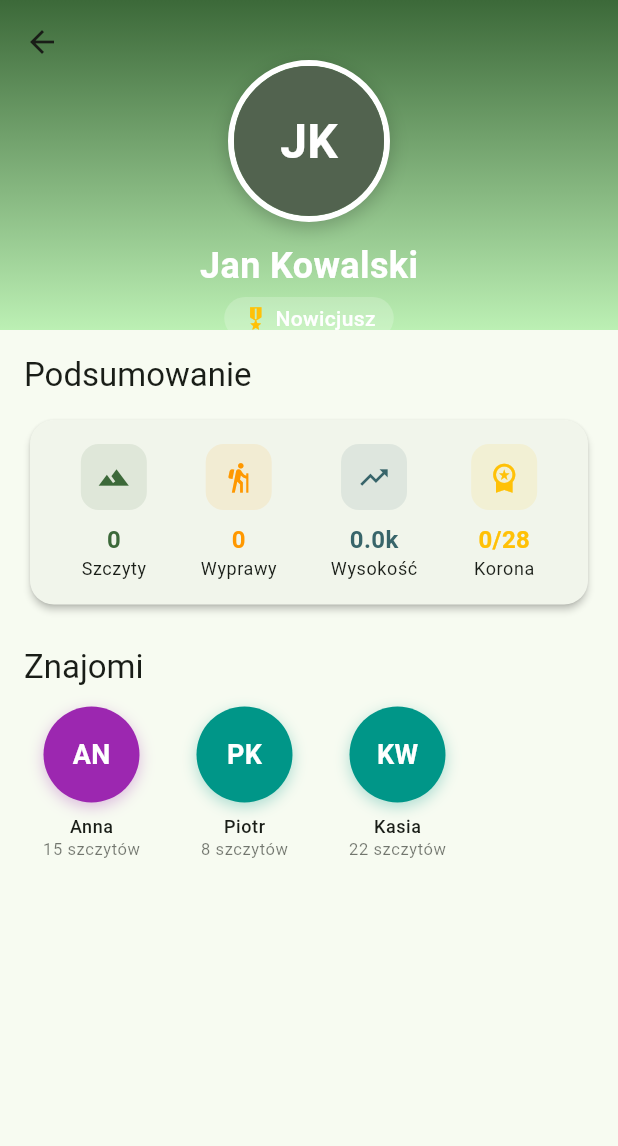
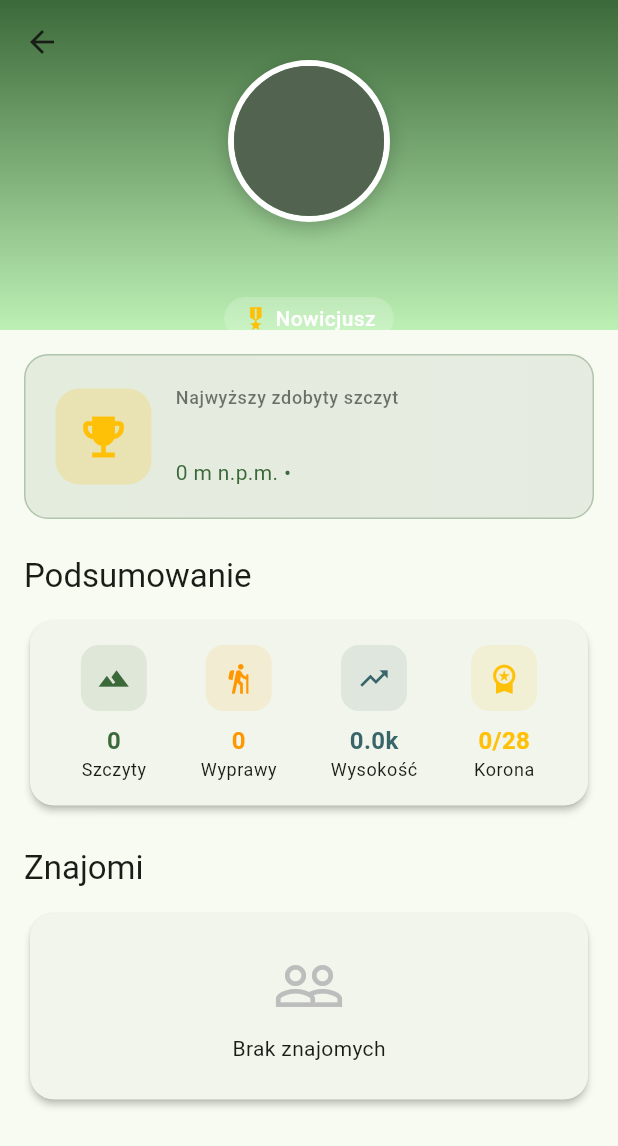
Before and after one commit to siemaxinh0/mountaindex, a Flutter app: the UserProfileScreen screen opened directly with empty values, on a phone screen of 412 x 824 dp. Shown: the top 1146 px of the screen. Run offline on Flutter 3.47's test engine with Material 3 defaults, Android fonts, the phone set to English and light mode, and no system bars; accounts and stored records are empty.

Commit message:
feat: user profile display on-click

```diff
--- a/lib/main.dart
+++ b/lib/main.dart
@@ -92,7 +92,7 @@ class StatsScreen extends StatefulWidget {
 
 class _StatsScreenState extends State<StatsScreen> {
   final DataService _dataService = DataService();
-  UserStats? _stats;
+  AppUser? _currentUser;
   int _conqueredPeaks = 0;
   Peak? _highestConqueredPeak;
   bool _loading = true;
@@ -104,7 +104,7 @@ class _StatsScreenState extends State<StatsScreen> {
   }
 
   Future<void> _loadStats() async {
-    final stats = await _dataService.getUserStats('user1');
+    final currentUser = await _dataService.getCurrentUser();
     final peaks = await _dataService.getAllPeaks();
     final conqueredPeaks = peaks.where((p) => p.isConquered).toList();
 
@@ -115,7 +115,7 @@ class _StatsScreenState extends State<StatsScreen> {
     }
 
     setState(() {
-      _stats = stats;
+      _currentUser = currentUser;
       _conqueredPeaks = conqueredPeaks.length;
       _highestConqueredPeak = highest;
       _loading = false;
@@ -123,14 +123,11 @@ class _StatsScreenState extends State<StatsScreen> {
   }
 
   void _navigateToProfile() {
+    if (_currentUser == null) return;
     Navigator.push(
       context,
       MaterialPageRoute(
-        builder: (context) => UserProfileScreen(
-          stats: _stats,
-          conqueredPeaks: _conqueredPeaks,
-          highestPeak: _highestConqueredPeak,
-        ),
+        builder: (context) => UserProfileScreen(user: _currentUser!),
       ),
     );
   }
@@ -155,6 +152,7 @@ class _StatsScreenState extends State<StatsScreen> {
                 children: [
                   // ===== KLIKALNY BANER POWITALNY =====
                   _WelcomeBanner(
+                    user: _currentUser!,
                     onTap: _navigateToProfile,
                   ),
                   const SizedBox(height: 24),
@@ -168,14 +166,14 @@ class _StatsScreenState extends State<StatsScreen> {
                     icon: Icons.terrain,
                     iconColor: theme.colorScheme.primary,
                     title: 'Zdobyte szczyty',
-                    value: '${_stats?.totalPeaks ?? 0}',
+                    value: '${_currentUser?.stats.totalPeaks ?? 0}',
                     subtitle: 'z Twojej listy',
                   ),
                   _StatListTile(
                     icon: Icons.trending_up,
                     iconColor: theme.colorScheme.tertiary,
                     title: 'Łączne przewyższenie',
-                    value: '${((_stats?.totalElevationGain ?? 0) / 1000).toStringAsFixed(1)} km',
+                    value: '${((_currentUser?.stats.totalElevationGain ?? 0) / 1000).toStringAsFixed(1)} km',
                     subtitle: 'suma wszystkich wejść',
                   ),
                   _StatListTile(
@@ -191,7 +189,7 @@ class _StatsScreenState extends State<StatsScreen> {
                     icon: Icons.hiking,
                     iconColor: Colors.orange,
                     title: 'Łączne wyprawy',
-                    value: '${_stats?.totalExpeditions ?? 0}',
+                    value: '${_currentUser?.stats.totalExpeditions ?? 0}',
                     subtitle: 'wszystkie wyjścia w góry',
                   ),
 
@@ -213,9 +211,10 @@ class _StatsScreenState extends State<StatsScreen> {
 
 // ===== KLIKALNY BANER POWITALNY =====
 class _WelcomeBanner extends StatelessWidget {
+  final AppUser user;
   final VoidCallback onTap;
 
-  const _WelcomeBanner({required this.onTap});
+  const _WelcomeBanner({required this.user, required this.onTap});
 
   @override
   Widget build(BuildContext context) {
@@ -235,7 +234,7 @@ class _WelcomeBanner extends StatelessWidget {
                 child: CircleAvatar(
                   radius: 30,
                   backgroundColor: theme.colorScheme.primary,
-                  child: const Text('JK', style: TextStyle(color: Colors.white, fontSize: 20)),
+                  child: Text(user.initials, style: const TextStyle(color: Colors.white, fontSize: 20)),
                 ),
               ),
               const SizedBox(width: 16),
@@ -243,8 +242,8 @@ class _WelcomeBanner extends StatelessWidget {
                 child: Column(
                   crossAxisAlignment: CrossAxisAlignment.start,
                   children: [
-                    Text('Witaj, Jan!', style: theme.textTheme.headlineSmall),
-                    Text('Wytrawny Zdobywca', style: theme.textTheme.bodyMedium?.copyWith(
+                    Text('Witaj, ${user.name.split(' ').first}!', style: theme.textTheme.headlineSmall),
+                    Text(user.rank, style: theme.textTheme.bodyMedium?.copyWith(
                       color: theme.colorScheme.onPrimaryContainer.withOpacity(0.7),
                     )),
                   ],
@@ -421,15 +420,11 @@ class _KoronaProgressCard extends StatelessWidget {
 
 // ============ USER PROFILE SCREEN ============
 class UserProfileScreen extends StatefulWidget {
-  final UserStats? stats;
-  final int conqueredPeaks;
-  final Peak? highestPeak;
+  final AppUser user;
 
   const UserProfileScreen({
     super.key,
-    this.stats,
-    required this.conqueredPeaks,
-    this.highestPeak,
+    required this.user,
   });
 
   @override
@@ -440,33 +435,37 @@ class _UserProfileScreenState extends State<UserProfileScreen> {
   final DataService _dataService = DataService();
   List<AppUser> _friends = [];
   bool _loading = true;
+  bool _isCurrentUser = false;
 
   @override
   void initState() {
     super.initState();
-    _loadFriends();
-  }
-
-  Future<void> _loadFriends() async {
-    final friends = await _dataService.getFriends();
+    _loadData();
+  }
+
+  Future<void> _loadData() async {
+    final isCurrentUser = _dataService.isCurrentUser(widget.user.id);
+    final friends = await _dataService.getFriendsForUser(widget.user.id);
     setState(() {
+      _isCurrentUser = isCurrentUser;
       _friends = friends;
       _loading = false;
     });
   }
 
-  String _getRank(int peaks) {
-    if (peaks >= 20) return 'Legenda Gór';
-    if (peaks >= 15) return 'Mistrz Wypraw';
-    if (peaks >= 10) return 'Wytrawny Zdobywca';
-    if (peaks >= 5) return 'Poszukiwacz Przygód';
-    if (peaks >= 1) return 'Początkujący Turysta';
-    return 'Nowicjusz';
+  void _navigateToFriendProfile(AppUser friend) {
+    Navigator.push(
+      context,
+      MaterialPageRoute(
+        builder: (context) => UserProfileScreen(user: friend),
+      ),
+    );
   }
 
   @override
   Widget build(BuildContext context) {
     final theme = Theme.of(context);
+    final user = widget.user;
 
     return Scaffold(
       body: CustomScrollView(
@@ -476,6 +475,18 @@ class _UserProfileScreenState extends State<UserProfileScreen> {
             expandedHeight: 220,
             pinned: true,
             backgroundColor: theme.colorScheme.primaryContainer,
+            actions: [
+              if (_isCurrentUser)
+                IconButton(
+                  icon: const Icon(Icons.edit, color: Colors.white),
+                  onPressed: () {
+                    ScaffoldMessenger.of(context).showSnackBar(
+                      const SnackBar(content: Text('Edycja profilu wkrótce!')),
+                    );
+                  },
+                  tooltip: 'Edytuj profil',
+                ),
+            ],
             flexibleSpace: FlexibleSpaceBar(
               background: Container(
                 decoration: BoxDecoration(
@@ -495,7 +506,7 @@ class _UserProfileScreenState extends State<UserProfileScreen> {
                       const SizedBox(height: 40),
                       // Avatar
                       Hero(
-                        tag: 'profile_avatar',
+                        tag: _isCurrentUser ? 'profile_avatar' : 'avatar_${user.id}',
                         child: Container(
                           decoration: BoxDecoration(
                             shape: BoxShape.circle,
@@ -511,9 +522,9 @@ class _UserProfileScreenState extends State<UserProfileScreen> {
                           child: CircleAvatar(
                             radius: 50,
                             backgroundColor: theme.colorScheme.secondary,
-                            child: const Text(
-                              'JK',
-                              style: TextStyle(
+                            child: Text(
+                              user.initials,
+                              style: const TextStyle(
                                 color: Colors.white,
                                 fontSize: 32,
                                 fontWeight: FontWeight.bold,
@@ -524,9 +535,9 @@ class _UserProfileScreenState extends State<UserProfileScreen> {
                       ),
                       const SizedBox(height: 12),
                       // Imię
-                      const Text(
-                        'Jan Kowalski',
-                        style: TextStyle(
+                      Text(
+                        user.name,
+                        style: const TextStyle(
                           color: Colors.white,
                           fontSize: 24,
                           fontWeight: FontWeight.bold,
@@ -546,7 +557,7 @@ class _UserProfileScreenState extends State<UserProfileScreen> {
                             const Icon(Icons.military_tech, color: Colors.amber, size: 18),
                             const SizedBox(width: 4),
                             Text(
-                              _getRank(widget.conqueredPeaks),
+                              user.rank,
                               style: const TextStyle(
                                 color: Colors.white,
                                 fontWeight: FontWeight.w500,
@@ -570,18 +581,19 @@ class _UserProfileScreenState extends State<UserProfileScreen> {
                 crossAxisAlignment: CrossAxisAlignment.start,
                 children: [
                   // ===== NAJWYŻSZY ZDOBYTY SZCZYT =====
-                  if (widget.highestPeak != null) ...[
-                    _HighlightCard(peak: widget.highestPeak!),
+                  if (user.highestPeakName != null) ...[
+                    _HighlightCard(
+                      peakName: user.highestPeakName!,
+                      peakHeight: user.highestPeakHeight ?? 0,
+                      peakRegion: user.highestPeakRegion ?? '',
+                    ),
                     const SizedBox(height: 24),
                   ],
 
                   // ===== PODSUMOWANIE STATYSTYK =====
                   Text('Podsumowanie', style: theme.textTheme.titleLarge),
                   const SizedBox(height: 12),
-                  _ProfileStatsSummary(
-                    stats: widget.stats,
-                    conqueredPeaks: widget.conqueredPeaks,
-                  ),
+                  _ProfileStatsSummary(user: user),
                   const SizedBox(height: 24),
 
                   // ===== ZNAJOMI =====
@@ -590,7 +602,10 @@ class _UserProfileScreenState extends State<UserProfileScreen> {
                   if (_loading)
                     const Center(child: CircularProgressIndicator())
                   else
-                    _FriendsSection(friends: _friends),
+                    _FriendsSection(
+                      friends: _friends,
+                      onFriendTap: _navigateToFriendProfile,
+                    ),
                 ],
               ),
             ),
@@ -603,9 +618,15 @@ class _UserProfileScreenState extends State<UserProfileScreen> {
 
 // ===== KARTA NAJWYŻSZEGO SZCZYTU =====
 class _HighlightCard extends StatelessWidget {
-  final Peak peak;
-
-  const _HighlightCard({required this.peak});
+  final String peakName;
+  final int peakHeight;
+  final String peakRegion;
+
+  const _HighlightCard({
+    required this.peakName,
+    required this.peakHeight,
+    required this.peakRegion,
+  });
 
   @override
   Widget build(BuildContext context) {
@@ -650,13 +671,13 @@ class _HighlightCard extends StatelessWidget {
                 ),
                 const SizedBox(height: 4),
                 Text(
-                  peak.name,
+                  peakName,
                   style: theme.textTheme.titleLarge?.copyWith(
                     fontWeight: FontWeight.bold,
                   ),
                 ),
                 Text(
-                  '${peak.height} m n.p.m. • ${peak.region}',
+                  '$peakHeight m n.p.m. • $peakRegion',
                   style: theme.textTheme.bodyMedium?.copyWith(
                     color: theme.colorScheme.primary,
                   ),
@@ -672,13 +693,9 @@ class _HighlightCard extends StatelessWidget {
 
 // ===== PODSUMOWANIE STATYSTYK W PROFILU =====
 class _ProfileStatsSummary extends StatelessWidget {
-  final UserStats? stats;
-  final int conqueredPeaks;
-
-  const _ProfileStatsSummary({
-    this.stats,
-    required this.conqueredPeaks,
-  });
+  final AppUser user;
+
+  const _ProfileStatsSummary({required this.user});
 
   @override
   Widget build(BuildContext context) {
@@ -692,25 +709,25 @@ class _ProfileStatsSummary extends StatelessWidget {
           children: [
             _MiniStatItem(
               icon: Icons.terrain,
-              value: '${stats?.totalPeaks ?? 0}',
+              value: '${user.stats.totalPeaks}',
               label: 'Szczyty',
               color: theme.colorScheme.primary,
             ),
             _MiniStatItem(
               icon: Icons.hiking,
-              value: '${stats?.totalExpeditions ?? 0}',
+              value: '${user.stats.totalExpeditions}',
               label: 'Wyprawy',
               color: Colors.orange,
             ),
             _MiniStatItem(
               icon: Icons.trending_up,
-              value: '${((stats?.totalElevationGain ?? 0) / 1000).toStringAsFixed(1)}k',
+              value: '${(user.stats.totalElevationGain / 1000).toStringAsFixed(1)}k',
               label: 'Wysokość',
               color: theme.colorScheme.tertiary,
             ),
             _MiniStatItem(
               icon: Icons.workspace_premium,
-              value: '$conqueredPeaks/28',
+              value: '${user.conqueredPeaksCount}/28',
               label: 'Korona',
               color: Colors.amber,
             ),
@@ -768,8 +785,12 @@ class _MiniStatItem extends StatelessWidget {
 // ===== SEKCJA ZNAJOMYCH =====
 class _FriendsSection extends StatelessWidget {
   final List<AppUser> friends;
-
-  const _FriendsSection({required this.friends});
+  final void Function(AppUser) onFriendTap;
+
+  const _FriendsSection({
+    required this.friends,
+    required this.onFriendTap,
+  });
 
   @override
   Widget build(BuildContext context) {
@@ -799,7 +820,10 @@ class _FriendsSection extends StatelessWidget {
         itemCount: friends.length,
         itemBuilder: (context, index) {
           final friend = friends[index];
-          return _FriendAvatar(friend: friend);
+          return _FriendAvatar(
+            friend: friend,
+            onTap: () => onFriendTap(friend),
+          );
         },
       ),
     );
@@ -808,8 +832,12 @@ class _FriendsSection extends StatelessWidget {
 
 class _FriendAvatar extends StatelessWidget {
   final AppUser friend;
-
-  const _FriendAvatar({required this.friend});
+  final VoidCallback onTap;
+
+  const _FriendAvatar({
+    required this.friend,
+    required this.onTap,
+  });
 
   Color _getAvatarColor(String name) {
     final colors = [
@@ -825,9 +853,10 @@ class _FriendAvatar extends StatelessWidget {
   @override
   Widget build(BuildContext context) {
     final theme = Theme.of(context);
-    final initials = friend.name.split(' ').map((e) => e[0]).take(2).join();
-
-    return Container(
+
+    return GestureDetector(
+      onTap: onTap,
+      child: Container(
         width: 90,
         margin: const EdgeInsets.only(right: 12),
         child: Column(
@@ -847,7 +876,7 @@ class _FriendAvatar extends StatelessWidget {
                 radius: 32,
                 backgroundColor: _getAvatarColor(friend.name),
                 child: Text(
-                initials,
+                  friend.initials,
                   style: const TextStyle(
                     color: Colors.white,
                     fontWeight: FontWeight.bold,
@@ -872,6 +901,7 @@ class _FriendAvatar extends StatelessWidget {
               ),
             ),
           ],
+        ),
       ),
     );
   }
@@ -1728,13 +1758,23 @@ class _CommunityScreenState extends State<CommunityScreen> with SingleTickerProv
   }
 
   Future<void> _loadData() async {
-    final friends = await _dataService.getFriends();
+    final currentUser = await _dataService.getCurrentUser();
+    final friends = await _dataService.getFriendsForUser(currentUser.id);
     final achievements = await _dataService.getAchievements();
     setState(() {
       _friends = friends;
       _achievements = achievements;
       _loading = false;
     });
+  }
+
+  void _navigateToProfile(AppUser user) {
+    Navigator.push(
+      context,
+      MaterialPageRoute(
+        builder: (context) => UserProfileScreen(user: user),
+      ),
+    );
   }
 
   @override
@@ -1783,20 +1823,20 @@ class _CommunityScreenState extends State<CommunityScreen> with SingleTickerProv
         final friend = _friends[index];
         return Card(
           margin: const EdgeInsets.only(bottom: 12),
+          clipBehavior: Clip.antiAlias,
+          child: InkWell(
+            onTap: () => _navigateToProfile(friend),
             child: ListTile(
               leading: CircleAvatar(
                 backgroundColor: Theme.of(context).colorScheme.secondaryContainer,
-              child: Text(friend.name[0]),
+                child: Text(friend.initials),
               ),
               title: Text(friend.name),
-            subtitle: Text('${friend.stats.totalPeaks} szczytów • ${friend.stats.highestPeak}m najwyższy'),
-            trailing: IconButton(
-              icon: const Icon(Icons.send),
-              onPressed: () {
-                ScaffoldMessenger.of(context).showSnackBar(
-                  const SnackBar(content: Text('Wiadomości wkrótce!')),
-                );
-              },
+              subtitle: Text('${friend.stats.totalPeaks} szczytów • ${friend.rank}'),
+              trailing: Icon(
+                Icons.chevron_right,
+                color: Theme.of(context).colorScheme.onSurface.withOpacity(0.5),
+              ),
             ),
           ),
         );
--- a/lib/models/models.dart
+++ b/lib/models/models.dart
@@ -160,13 +160,39 @@ class AppUser {
   final String name;
   final String? avatarUrl;
   final UserStats stats;
+  final String? highestPeakName;
+  final int? highestPeakHeight;
+  final String? highestPeakRegion;
+  final int conqueredPeaksCount;
+  final List<String> friendIds;
 
   AppUser({
     required this.id,
     required this.name,
     this.avatarUrl,
     required this.stats,
+    this.highestPeakName,
+    this.highestPeakHeight,
+    this.highestPeakRegion,
+    this.conqueredPeaksCount = 0,
+    this.friendIds = const [],
   });
+
+  /// Oblicz rangę na podstawie liczby zdobytych szczytów
+  String get rank {
+    final peaks = stats.totalPeaks;
+    if (peaks >= 20) return 'Legenda Gór';
+    if (peaks >= 15) return 'Mistrz Wypraw';
+    if (peaks >= 10) return 'Wytrawny Zdobywca';
+    if (peaks >= 5) return 'Poszukiwacz Przygód';
+    if (peaks >= 1) return 'Początkujący Turysta';
+    return 'Nowicjusz';
+  }
+
+  /// Pobierz inicjały z imienia i nazwiska
+  String get initials {
+    return name.split(' ').map((e) => e.isNotEmpty ? e[0] : '').take(2).join().toUpperCase();
+  }
 }
 
 /// Model osiągnięcia
--- a/lib/services/data_service.dart
+++ b/lib/services/data_service.dart
@@ -123,23 +123,110 @@ class DataService {
     ),
   ];
 
-  final List<AppUser> _friends = [
-    AppUser(
+  // ============ MOCK DATA - Użytkownicy ============
+
+  // ID zalogowanego użytkownika
+  static const String currentUserId = 'user1';
+
+  // Wszyscy użytkownicy w systemie
+  final Map<String, AppUser> _users = {
+    'user1': AppUser(
+      id: 'user1',
+      name: 'Jan Kowalski',
+      stats: UserStats(
+        totalPeaks: 5,
+        totalElevationGain: 8173,
+        totalExpeditions: 5,
+        highestPeak: 2499,
+        highestPeakName: 'Rysy',
+      ),
+      highestPeakName: 'Rysy',
+      highestPeakHeight: 2499,
+      highestPeakRegion: 'Tatry',
+      conqueredPeaksCount: 4,
+      friendIds: ['friend1', 'friend2', 'friend3'],
+    ),
+    'friend1': AppUser(
       id: 'friend1',
       name: 'Anna Nowak',
-      stats: UserStats(totalPeaks: 15, totalElevationGain: 18500, highestPeak: 2499),
+      stats: UserStats(
+        totalPeaks: 15,
+        totalElevationGain: 18500,
+        totalExpeditions: 20,
+        highestPeak: 2499,
+        highestPeakName: 'Rysy',
+      ),
+      highestPeakName: 'Rysy',
+      highestPeakHeight: 2499,
+      highestPeakRegion: 'Tatry',
+      conqueredPeaksCount: 15,
+      friendIds: ['user1', 'friend2', 'friend4'],
     ),
-    AppUser(
+    'friend2': AppUser(
       id: 'friend2',
       name: 'Piotr Kowalski',
-      stats: UserStats(totalPeaks: 8, totalElevationGain: 9200, highestPeak: 1894),
+      stats: UserStats(
+        totalPeaks: 8,
+        totalElevationGain: 9200,
+        totalExpeditions: 12,
+        highestPeak: 1894,
+        highestPeakName: 'Giewont',
+      ),
+      highestPeakName: 'Giewont',
+      highestPeakHeight: 1894,
+      highestPeakRegion: 'Tatry',
+      conqueredPeaksCount: 8,
+      friendIds: ['user1', 'friend1', 'friend3'],
     ),
-    AppUser(
+    'friend3': AppUser(
       id: 'friend3',
       name: 'Kasia Wiśniewska',
-      stats: UserStats(totalPeaks: 22, totalElevationGain: 28000, highestPeak: 2499),
+      stats: UserStats(
+        totalPeaks: 22,
+        totalElevationGain: 28000,
+        totalExpeditions: 35,
+        highestPeak: 2499,
+        highestPeakName: 'Rysy',
+      ),
+      highestPeakName: 'Rysy',
+      highestPeakHeight: 2499,
+      highestPeakRegion: 'Tatry',
+      conqueredPeaksCount: 22,
+      friendIds: ['user1', 'friend2', 'friend4', 'friend5'],
     ),
-  ];
+    'friend4': AppUser(
+      id: 'friend4',
+      name: 'Marek Zieliński',
+      stats: UserStats(
+        totalPeaks: 12,
+        totalElevationGain: 14500,
+        totalExpeditions: 18,
+        highestPeak: 2301,
+        highestPeakName: 'Świnica',
+      ),
+      highestPeakName: 'Świnica',
+      highestPeakHeight: 2301,
+      highestPeakRegion: 'Tatry',
+      conqueredPeaksCount: 12,
+      friendIds: ['friend1', 'friend3'],
+    ),
+    'friend5': AppUser(
+      id: 'friend5',
+      name: 'Ewa Nowicka',
+      stats: UserStats(
+        totalPeaks: 6,
+        totalElevationGain: 7800,
+        totalExpeditions: 10,
+        highestPeak: 1725,
+        highestPeakName: 'Babia Góra',
+      ),
+      highestPeakName: 'Babia Góra',
+      highestPeakHeight: 1725,
+      highestPeakRegion: 'Beskid Żywiecki',
+      conqueredPeaksCount: 6,
+      friendIds: ['friend3'],
+    ),
+  };
 
   final List<Achievement> _achievements = [
     Achievement(
@@ -246,10 +333,42 @@ class DataService {
     return exp.map((e) => e.peakId).toSet();
   }
 
-  /// Pobierz znajomych
+  /// Pobierz aktualnie zalogowanego użytkownika
+  Future<AppUser> getCurrentUser() async {
+    await Future.delayed(const Duration(milliseconds: 100));
+    return _users[currentUserId]!;
+  }
+
+  /// Pobierz użytkownika po ID
+  Future<AppUser?> getUserById(String userId) async {
+    await Future.delayed(const Duration(milliseconds: 100));
+    return _users[userId];
+  }
+
+  /// Sprawdź czy użytkownik jest zalogowanym użytkownikiem
+  bool isCurrentUser(String userId) {
+    return userId == currentUserId;
+  }
+
+  /// Pobierz znajomych zalogowanego użytkownika
   Future<List<AppUser>> getFriends() async {
     await Future.delayed(const Duration(milliseconds: 100));
-    return _friends;
+    final currentUser = _users[currentUserId]!;
+    return currentUser.friendIds
+        .map((id) => _users[id])
+        .whereType<AppUser>()
+        .toList();
+  }
+
+  /// Pobierz znajomych konkretnego użytkownika
+  Future<List<AppUser>> getFriendsForUser(String userId) async {
+    await Future.delayed(const Duration(milliseconds: 100));
+    final user = _users[userId];
+    if (user == null) return [];
+    return user.friendIds
+        .map((id) => _users[id])
+        .whereType<AppUser>()
+        .toList();
   }
 
   /// Pobierz osiągnięcia
```
Lines whose indentation alone changed are shown as unchanged.
